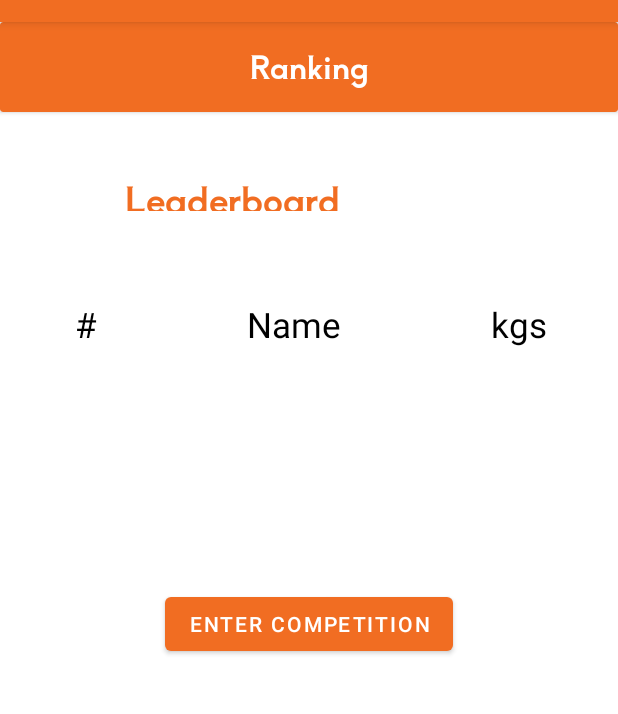
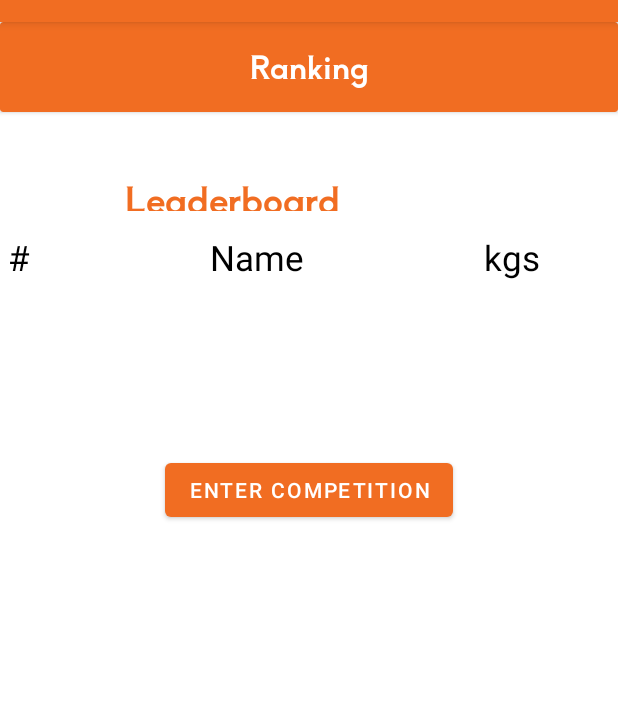
Before and after one commit to vasMil/GymBuddy, an Android app: the LeaderboardBoundary screen opened directly, with no data from a screen before it, on a phone screen of 412 x 824 dp, the part 62-776 px from its top. Run offline under Robolectric (Android 15) with nearby library versions, the phone set to English and light mode, and no system bars.

Commit message:
leaderboardclass

```diff
--- a/UI_kotlin/MyApplication/app/src/main/AndroidManifest.xml
+++ b/UI_kotlin/MyApplication/app/src/main/AndroidManifest.xml
@@ -9,6 +9,9 @@
         android:roundIcon="@mipmap/ic_launcher_round"
         android:supportsRtl="true"
         android:theme="@style/Theme.MyApplication">
+        <activity
+            android:name=".Leaderboard"
+            android:exported="false" />
         <activity
             android:name=".LeaderboardBoundary"
             android:exported="false" />
@@ -24,7 +27,7 @@
                 <category android:name="android.intent.category.LAUNCHER" />
             </intent-filter>
         </activity>
-        <activity android:name=".ChooseExerciseBoundary"></activity>
+        <activity android:name=".ChooseExerciseBoundary" />
     </application>
 
 </manifest>
--- a/UI_kotlin/MyApplication/app/src/main/java/com/example/myapplication/LeaderboardBoundary.kt
+++ b/UI_kotlin/MyApplication/app/src/main/java/com/example/myapplication/LeaderboardBoundary.kt
@@ -2,10 +2,19 @@ package com.example.myapplication
 
 import androidx.appcompat.app.AppCompatActivity
 import android.os.Bundle
+import android.widget.Button
+import android.widget.TableLayout
+import android.widget.TableRow
 
 class LeaderboardBoundary : AppCompatActivity() {
+    lateinit var table: TableLayout
+    lateinit var t1: TableRow
+
+
+
     override fun onCreate(savedInstanceState: Bundle?) {
         super.onCreate(savedInstanceState)
+        t1 = TableRow (this)
         setContentView(R.layout.activity_leaderboard_boundary)
     }
 }
--- a/UI_kotlin/MyApplication/app/src/main/res/layout/activity_leaderboard_boundary.xml
+++ b/UI_kotlin/MyApplication/app/src/main/res/layout/activity_leaderboard_boundary.xml
@@ -42,39 +42,40 @@
         app:layout_constraintTop_toTopOf="parent" />
 
     <TableLayout
-        android:id="@+id/trow"
+        android:id="@+id/table"
         android:layout_width="match_parent"
         android:layout_height="match_parent"
-        android:layout_marginTop="10dp">
+        android:layout_marginTop="10dp"
+        android:padding="5sp">
 
         <TableRow
-            android:id="@+id/table"
+            android:id="@+id/t1"
             android:layout_width="413dp"
             android:layout_height="match_parent">
 
             <TextView
-                android:id="@+id/textView12"
+                android:id="@+id/tr1"
                 android:layout_width="wrap_content"
                 android:layout_height="wrap_content"
-                android:padding="50sp"
+                android:paddingRight="120sp"
                 android:text="#"
                 android:textColor="@android:color/black"
                 android:textSize="23sp" />
 
             <TextView
-                android:id="@+id/textView13"
+                android:id="@+id/tr2"
                 android:layout_width="wrap_content"
                 android:layout_height="wrap_content"
-                android:padding="50sp"
+                android:paddingRight="120sp"
                 android:text="Name"
                 android:textColor="@android:color/black"
                 android:textSize="23sp" />
 
             <TextView
-                android:id="@+id/textView21"
+                android:id="@+id/tr3"
                 android:layout_width="wrap_content"
                 android:layout_height="wrap_content"
-                android:padding="50sp"
+                android:paddingRight="120sp"
                 android:text="kgs"
                 android:textColor="@android:color/black"
                 android:textSize="23sp" />
@@ -84,7 +85,7 @@
     </TableLayout>
 
     <Button
-        android:id="@+id/enter"
+        android:id="@+id/b1"
         android:layout_width="wrap_content"
         android:layout_height="wrap_content"
         android:layout_marginTop="110dp"
```
Also changed, not shown: UI_kotlin/MyApplication/app/src/main/java/com/example/myapplication/Leaderboard.kt (added, +11 -0 lines), UI_kotlin/MyApplication/app/src/main/res/layout/activity_leaderboard.xml (added, +9 -0 lines).
